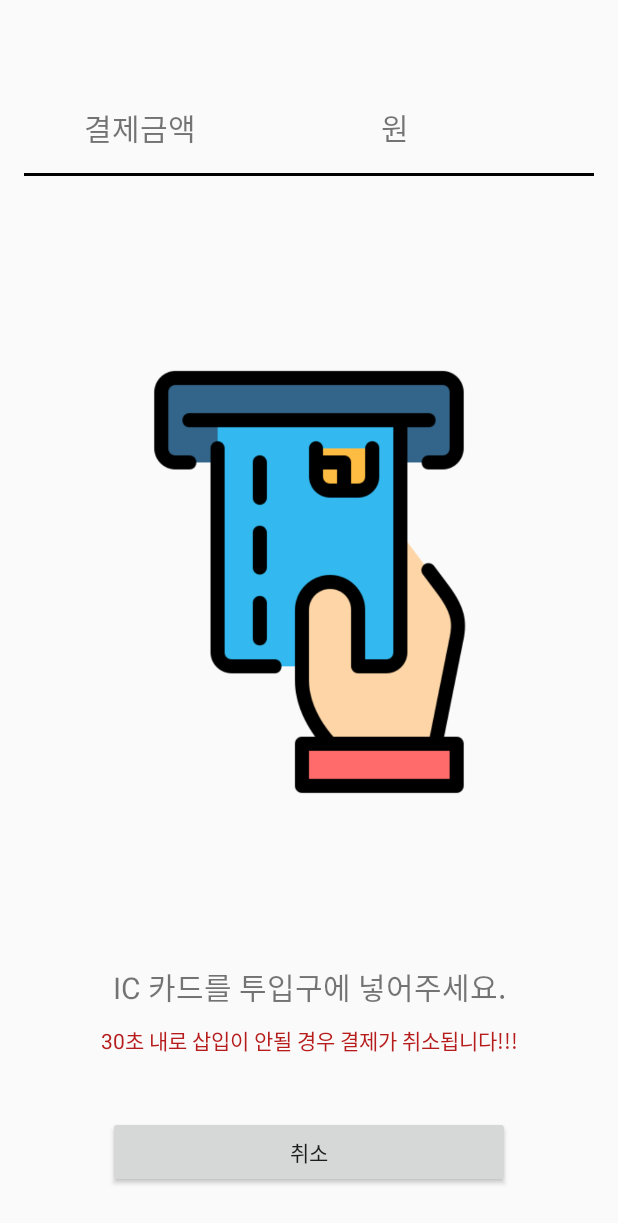
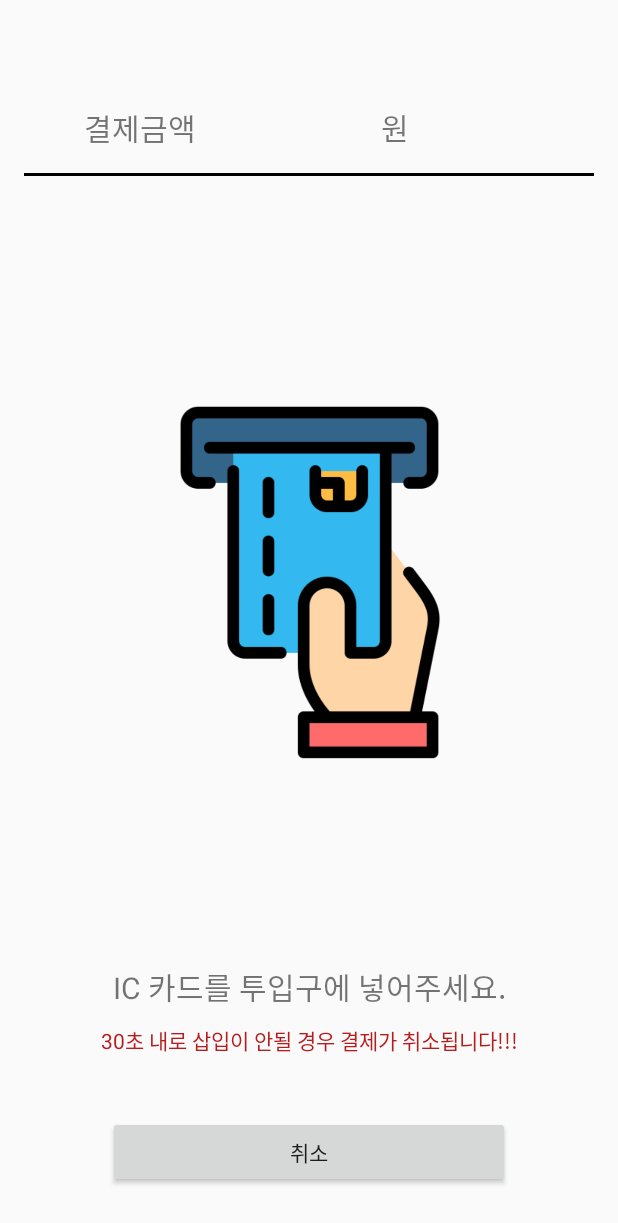
Before and after one commit to mochangil/MobileAppProgramming-KioskProject, an Android app: the BeforePaymentFragment screen opened directly, with no data from a screen before it, on a phone screen of 412 x 824 dp. Shown: the top 1223 px of the screen. Run offline under Robolectric (Android 15) with nearby library versions, the light colour scheme and no system bars.

Commit message:
resize payment images

```diff
--- a/app/src/main/res/drawable-v24/payment_resize.xml
+++ b/app/src/main/res/drawable-v24/payment_resize.xml
@@ -1,6 +1,6 @@
 <layer-list xmlns:android="http://schemas.android.com/apk/res/android">
     <item
-        android:width="300dp"
-        android:height="300dp"
+        android:width="250dp"
+        android:height="250dp"
         android:drawable="@drawable/payment" />
 </layer-list>
--- a/app/src/main/res/drawable-v24/receipt_resize.xml
+++ b/app/src/main/res/drawable-v24/receipt_resize.xml
@@ -1,6 +1,6 @@
 <layer-list xmlns:android="http://schemas.android.com/apk/res/android">
     <item
-        android:width="250dp"
-        android:height="250dp"
+        android:width="200dp"
+        android:height="200dp"
         android:drawable="@drawable/receipt" />
 </layer-list>
```
